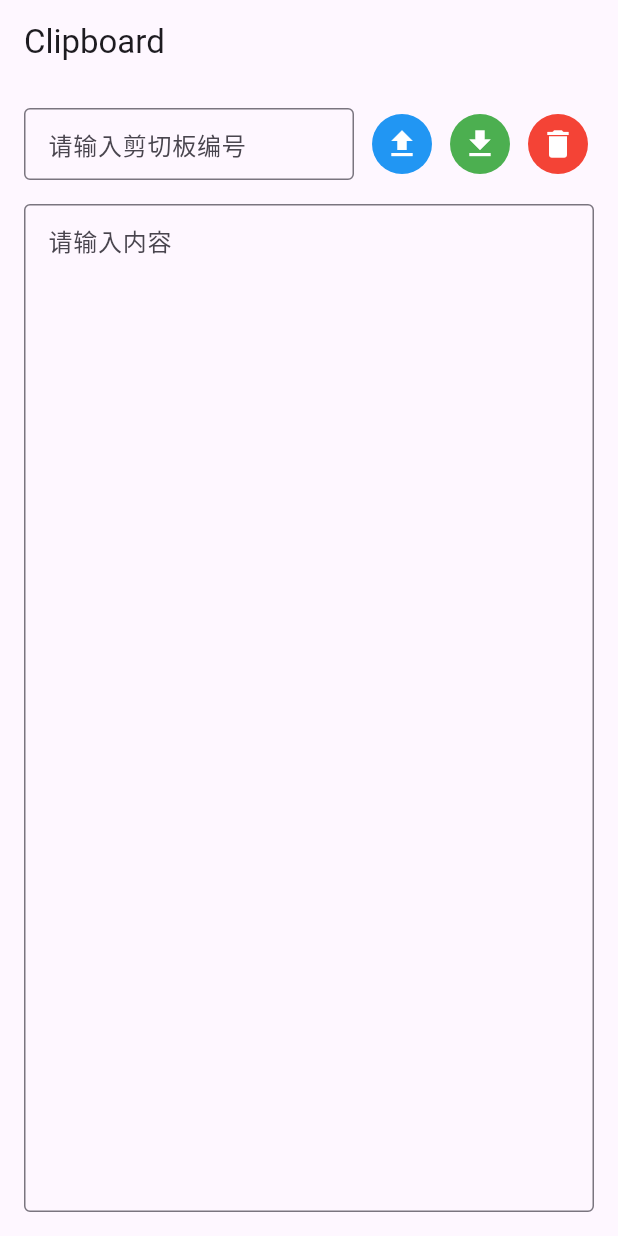
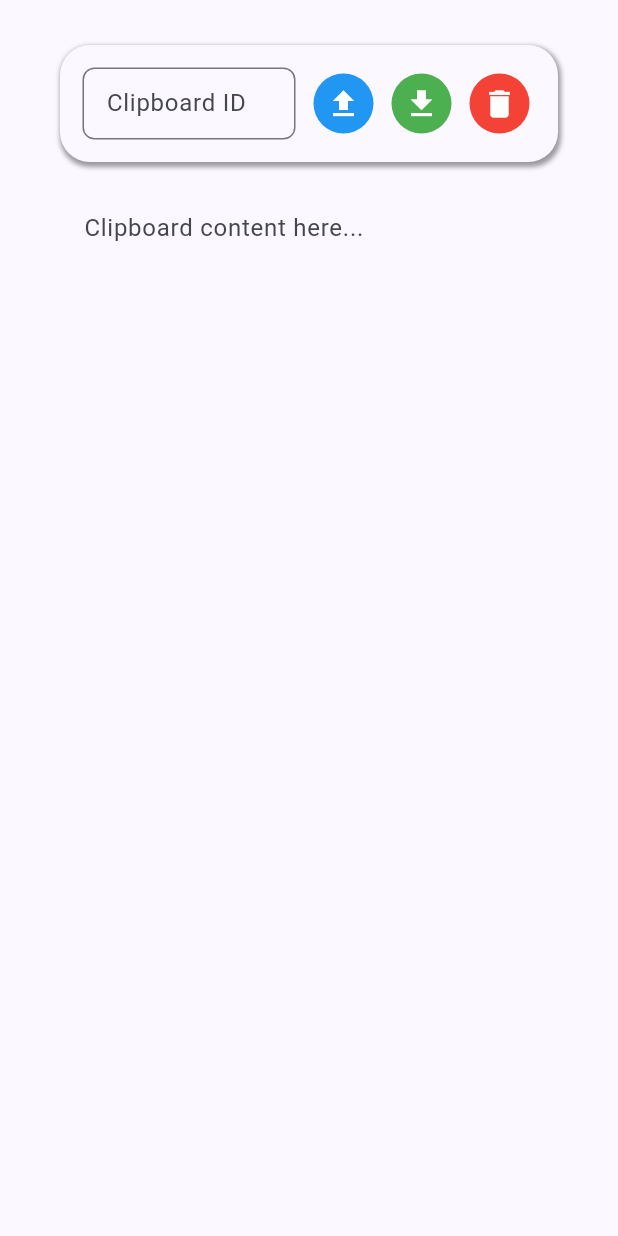
Before and after one commit to deov631/MyServer, a Flutter app: the screen it shows after launch, on a phone screen of 412 x 824 dp. Run offline on Flutter 3.47's test engine with Material 3 defaults, Android fonts, the phone set to English and light mode, and no system bars.

Commit message:
feat(clip): 重构剪贴板页面UI并优化API配置
- 添加FloatingCard组件实现悬停效果
- 集成环境配置管理开发/生产环境切换
- 更新API基础路径配置支持环境变量
- 重写剪贴板页面布局使用新的卡片样式
- 调整颜色主题从深紫色改为靛蓝色
- 优化API服务端点路径结构
- 简化加载指示器显示逻辑
- 添加后端缓存目录到gitignore

```diff
--- a/frontend/lib/clip/page.dart
+++ b/frontend/lib/clip/page.dart
@@ -1,6 +1,7 @@
 import 'package:flutter/material.dart';
 import 'package:provider/provider.dart';
 import 'package:frontend/clip/provider.dart';
+import 'package:frontend/widget/floating.dart';
 
 class ClipboardPage extends StatefulWidget {
   const ClipboardPage({super.key});
@@ -96,25 +97,31 @@ class _ClipboardPageState extends State<ClipboardPage> {
     return Consumer<ClipboardProvider>(
       builder: (context, provider, child) {
         return Scaffold(
-          appBar: AppBar(
-            title: const Text('Clipboard'),
-          ),
+          appBar: null,
           body: Stack(
             children: [
               Padding(
-                padding: const EdgeInsets.all(16.0),
+                padding: const EdgeInsets.symmetric(
+                  horizontal: 40,
+                  vertical: 30,
+                ),
                 child: Column(
                   crossAxisAlignment: CrossAxisAlignment.stretch,
                   children: [
                     // 标题输入框和按钮行
-                    Row(
+                    FloatingCard(
+                      child: Row(
                         children: [
                           Expanded(
                             child: TextField(
                               controller: _titleController,
                               decoration: const InputDecoration(
-                              hintText: '请输入剪切板编号',
-                              border: OutlineInputBorder(),
+                                labelText: 'Clipboard ID',
+                                border: OutlineInputBorder(
+                                  borderRadius: BorderRadius.all(
+                                    Radius.circular(8),
+                                  ),
+                                ),
                                 contentPadding: EdgeInsets.symmetric(
                                   horizontal: 12,
                                   vertical: 8,
@@ -126,7 +133,9 @@ class _ClipboardPageState extends State<ClipboardPage> {
                           // 上传按钮
                           IconButton(
                             icon: const Icon(Icons.upload, color: Colors.white),
-                          onPressed: provider.isLoading ? null : _handleUpload,
+                            onPressed: provider.isLoading
+                                ? null
+                                : _handleUpload,
                             tooltip: '上传',
                             style: IconButton.styleFrom(
                               backgroundColor: Colors.blue,
@@ -136,8 +145,13 @@ class _ClipboardPageState extends State<ClipboardPage> {
                           const SizedBox(width: 4),
                           // 下载按钮
                           IconButton(
-                          icon: const Icon(Icons.download, color: Colors.white),
-                          onPressed: provider.isLoading ? null : _handleDownload,
+                            icon: const Icon(
+                              Icons.download,
+                              color: Colors.white,
+                            ),
+                            onPressed: provider.isLoading
+                                ? null
+                                : _handleDownload,
                             tooltip: '下载',
                             style: IconButton.styleFrom(
                               backgroundColor: Colors.green,
@@ -148,7 +162,9 @@ class _ClipboardPageState extends State<ClipboardPage> {
                           // 删除按钮
                           IconButton(
                             icon: const Icon(Icons.delete, color: Colors.white),
-                          onPressed: provider.isLoading ? null : _handleDelete,
+                            onPressed: provider.isLoading
+                                ? null
+                                : _handleDelete,
                             tooltip: '删除',
                             style: IconButton.styleFrom(
                               backgroundColor: Colors.red,
@@ -157,18 +173,24 @@ class _ClipboardPageState extends State<ClipboardPage> {
                           ),
                         ],
                       ),
+                    ),
                     const SizedBox(height: 16),
-                    // 大的文本输入区域
+                    // 文本输入区域
                     Expanded(
+                      child: Padding(
+                        padding: const EdgeInsets.symmetric(
+                          horizontal: 16,
+                          vertical: 8,
+                        ),
                         child: TextField(
                           controller: _contentController,
                           maxLines: null,
                           expands: true,
                           textAlignVertical: TextAlignVertical.top,
                           decoration: const InputDecoration(
-                          hintText: '请输入内容',
-                          border: OutlineInputBorder(),
-                          contentPadding: EdgeInsets.all(12),
+                            border: InputBorder.none,
+                            hintText: 'Clipboard content here...',
+                          ),
                         ),
                       ),
                     ),
@@ -179,9 +201,7 @@ class _ClipboardPageState extends State<ClipboardPage> {
               if (provider.isLoading)
                 Container(
                   color: Colors.black26,
-                  child: const Center(
-                    child: CircularProgressIndicator(),
-                  ),
+                  child: const Center(child: CircularProgressIndicator()),
                 ),
             ],
           ),
--- a/frontend/lib/clip/service.dart
+++ b/frontend/lib/clip/service.dart
@@ -4,13 +4,13 @@ import 'package:frontend/clip/model.dart';
 import 'package:frontend/config/api.dart';
 
 class ClipboardService {
-  static String get baseUrl => ApiConfig.baseUrl;
+  static String get baseUrl => '${ApiConfig.baseUrl}/clip';
 
   // GET /{clipboard_id} - 获取剪贴板内容
   Future<ClipboardModel?> getClipboard(String clipboardId) async {
     try {
       final response = await http.get(
-        Uri.parse('$baseUrl/clip/$clipboardId'),
+        Uri.parse('$baseUrl/$clipboardId'),
         headers: {'Content-Type': 'application/json'},
       );
 
@@ -29,7 +29,7 @@ class ClipboardService {
   Future<bool> uploadClipboard(String clipboardId, String content) async {
     try {
       final response = await http.post(
-        Uri.parse('$baseUrl/clip/$clipboardId'),
+        Uri.parse('$baseUrl/$clipboardId'),
         headers: {'Content-Type': 'application/json'},
         body: jsonEncode({
           'id': clipboardId,
@@ -51,7 +51,7 @@ class ClipboardService {
   Future<bool> deleteClipboard(String clipboardId) async {
     try {
       final response = await http.delete(
-        Uri.parse('$baseUrl/clip/$clipboardId'),
+        Uri.parse('$baseUrl/$clipboardId'),
         headers: {'Content-Type': 'application/json'},
       );
 
--- a/frontend/lib/config/api.dart
+++ b/frontend/lib/config/api.dart
@@ -1,10 +1,9 @@
+import 'package:frontend/config/env.dart';
+
 class ApiConfig {
-  // 后端 API 基础地址
-  // 开发环境：使用 localhost
-  // 生产环境：替换为实际的服务器地址
-  static const String baseUrl = 'http://101.200.150.178:12000';
 
-  // 如果需要根据环境自动切换，可以使用：
-  // static const String baseUrl =
-  //     const String.fromEnvironment('API_URL', defaultValue: 'http://localhost:8000');
+  // API 地址
+  static const String debugBaseUrl = 'http://localhost:12000';
+  static const String releaseBaseUrl = 'http://101.200.150.178:12000';
+  static const String baseUrl = Env.isDebug ? debugBaseUrl : releaseBaseUrl;
 }
--- /dev/null
+++ b/frontend/lib/config/env.dart
@@ -0,0 +1,4 @@
+
+class Env {
+  static const bool isDebug = true;
+}
--- a/frontend/lib/main.dart
+++ b/frontend/lib/main.dart
@@ -19,7 +19,7 @@ class MyApp extends StatelessWidget {
       child: MaterialApp(
         title: 'Deov.cn',
         theme: ThemeData(
-          colorScheme: ColorScheme.fromSeed(seedColor: Colors.deepPurple),
+          colorScheme: ColorScheme.fromSeed(seedColor: Colors.indigo),
         ),
         home: const MyHomePage(),
       ),
--- /dev/null
+++ b/frontend/lib/widget/floating.dart
@@ -0,0 +1,79 @@
+import 'package:flutter/material.dart';
+
+class FloatingCard extends StatefulWidget {
+  final Color? color;
+  final Color shadowColor;
+  final double blurRadius;
+  final double spreadRadius;
+  final Offset offset;
+  final double activeBlurRadius;
+  final double activeSpreadRadius;
+  final Offset activeOffset;
+  final Duration duration;
+  final BorderRadius borderRadius;
+  final EdgeInsets padding;
+  final EdgeInsets margin;
+  final Widget child;
+  const FloatingCard({
+    super.key,
+    this.color,
+    this.shadowColor = Colors.black38,
+    this.blurRadius = 2,
+    this.spreadRadius = 1,
+    this.offset = const Offset(1, 2),
+    this.activeBlurRadius = 3,
+    this.activeSpreadRadius = 2,
+    this.activeOffset = const Offset(2, 4),
+    this.duration = const Duration(milliseconds: 200),
+    this.borderRadius = const BorderRadius.all(Radius.circular(20)),
+    this.padding = const EdgeInsets.symmetric(vertical: 15, horizontal: 15),
+    this.margin = const EdgeInsets.all(0),
+    required this.child,
+  });
+
+  @override
+  State<StatefulWidget> createState() => _FloatingCardState();
+}
+
+class _FloatingCardState extends State<FloatingCard> {
+
+  bool _isHovering = false;
+
+  @override
+  Widget build(BuildContext context) {
+    return MouseRegion(
+      onEnter: _onEnter,
+      onExit: _onExit,
+      child: AnimatedContainer(
+        duration: Duration(milliseconds: 200),
+        decoration: BoxDecoration(
+          color: widget.color ?? Theme.of(context).cardColor,
+          borderRadius: widget.borderRadius,
+          boxShadow: [
+            BoxShadow(
+              color: widget.shadowColor,
+              blurRadius: _isHovering ? widget.activeBlurRadius : widget.blurRadius,
+              spreadRadius: _isHovering ? widget.activeSpreadRadius : widget.spreadRadius,
+              offset: _isHovering ? widget.activeOffset : widget.offset,
+            ),
+          ],
+        ),
+        padding: widget.padding,
+        margin: widget.margin,
+        child: widget.child,
+      ),
+    );
+  }
+
+  Future<void> _onEnter(PointerEvent event) async {
+    setState(() {
+      _isHovering = true;
+    });
+  }
+
+  Future<void> _onExit(PointerEvent event) async {
+    setState(() {
+      _isHovering = false;
+    });
+  }
+}
```
Also changed, not shown: 1 other file. Lines whose indentation alone changed are shown as unchanged.
